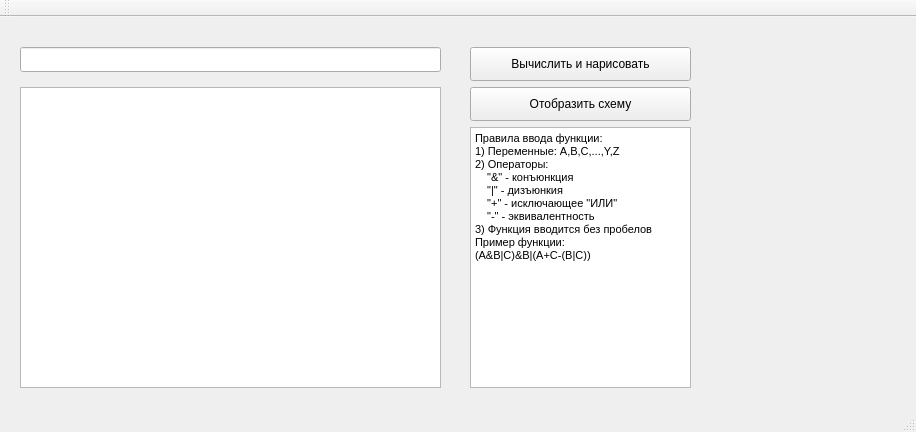
Qt form dz_evgeni/dz_evgeni/WelcomeWindow.ui (dyvol777/service) before a commit.
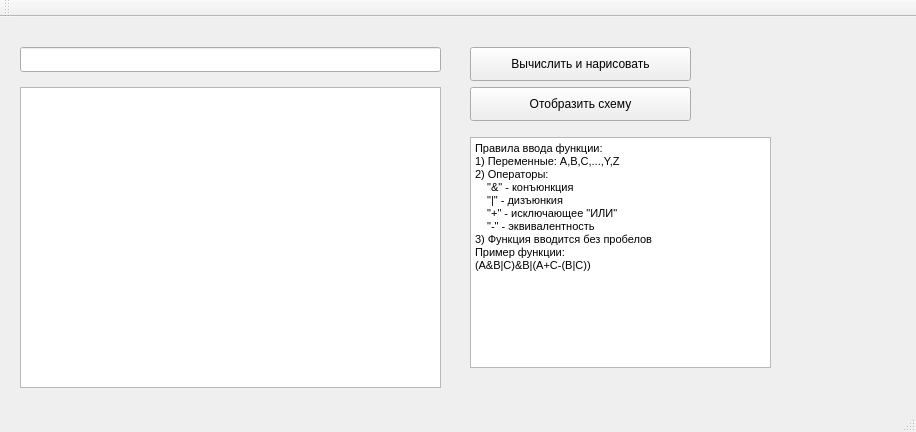
The same form after that commit.

What changed in the file:
```diff
--- a/dz_evgeni/dz_evgeni/WelcomeWindow.ui
+++ b/dz_evgeni/dz_evgeni/WelcomeWindow.ui
@@ -60,13 +60,13 @@
      </rect>
     </property>
    </widget>
-   <widget class="QTextEdit" name="textEdit">
+   <widget class="QTextBrowser" name="textBrowser">
     <property name="geometry">
      <rect>
       <x>470</x>
-      <y>110</y>
-      <width>221</width>
-      <height>261</height>
+      <y>120</y>
+      <width>301</width>
+      <height>231</height>
      </rect>
     </property>
     <property name="html">
```
